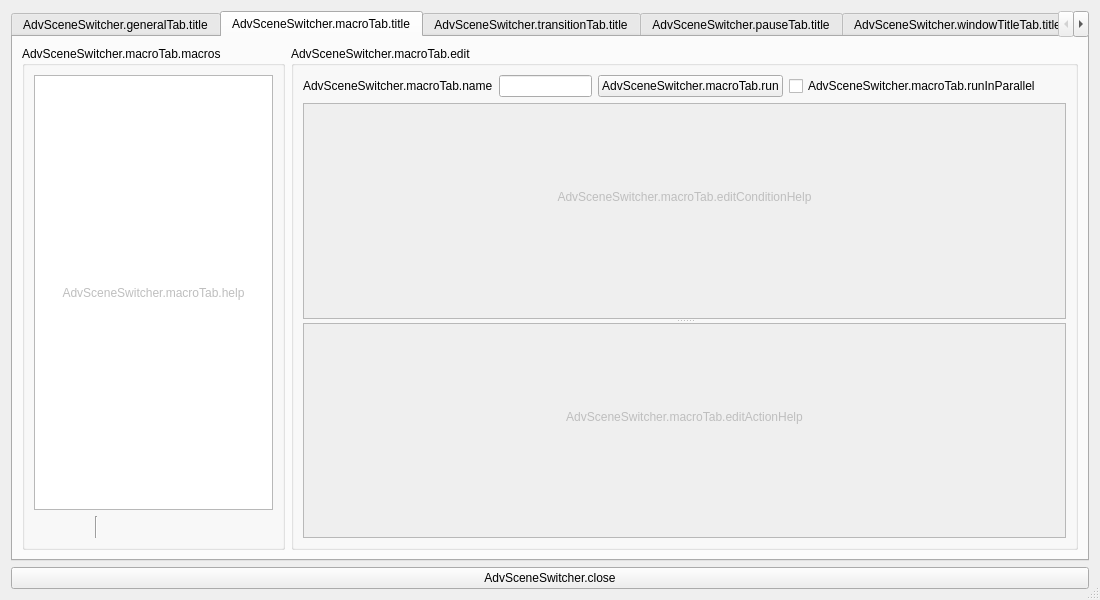
WarmUpTill/SceneSwitcher, file forms/advanced-scene-switcher.ui: the form before one commit.
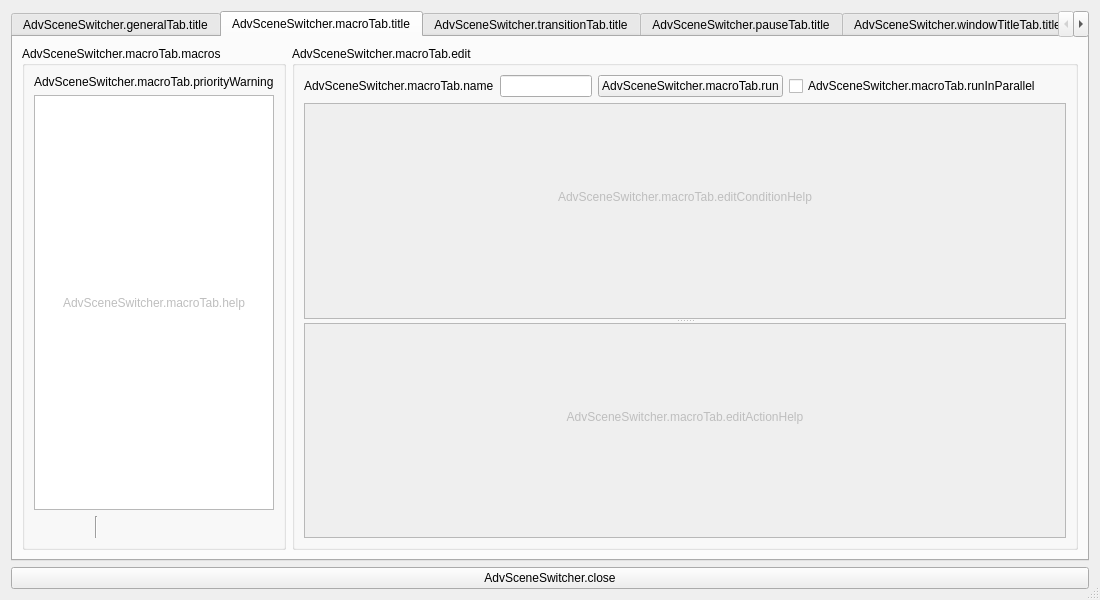
The form after the commit. The open tabs and pages were chosen to show the change. Icons and pictures are not drawn.

Commit message: Add warning if macro functionality is not running with highest priority

The edit to the form file:
```diff
--- a/forms/advanced-scene-switcher.ui
+++ b/forms/advanced-scene-switcher.ui
@@ -545,6 +545,13 @@
           <string>AdvSceneSwitcher.macroTab.macros</string>
          </property>
          <layout class="QVBoxLayout" name="verticalLayout_36">
+          <item>
+           <widget class="QLabel" name="macroPriorityWarning">
+            <property name="text">
+             <string>AdvSceneSwitcher.macroTab.priorityWarning</string>
+            </property>
+           </widget>
+          </item>
           <item>
            <layout class="QGridLayout" name="gridLayout_26">
             <item row="0" column="0">
```
The commit also changes 3 other files.
